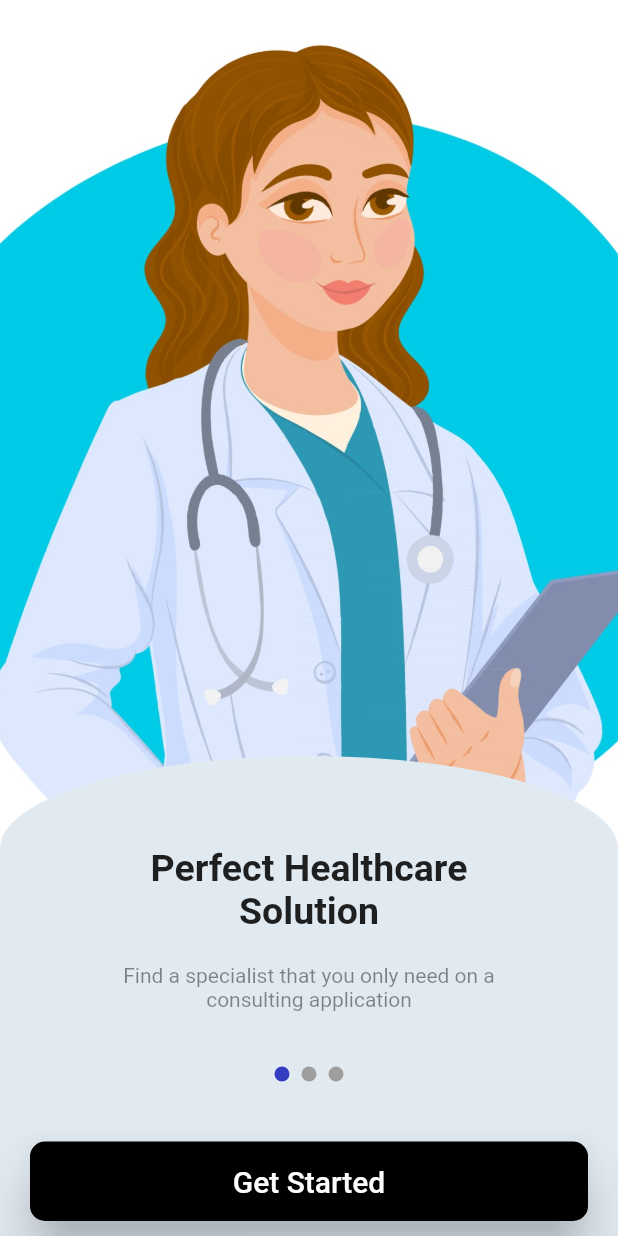
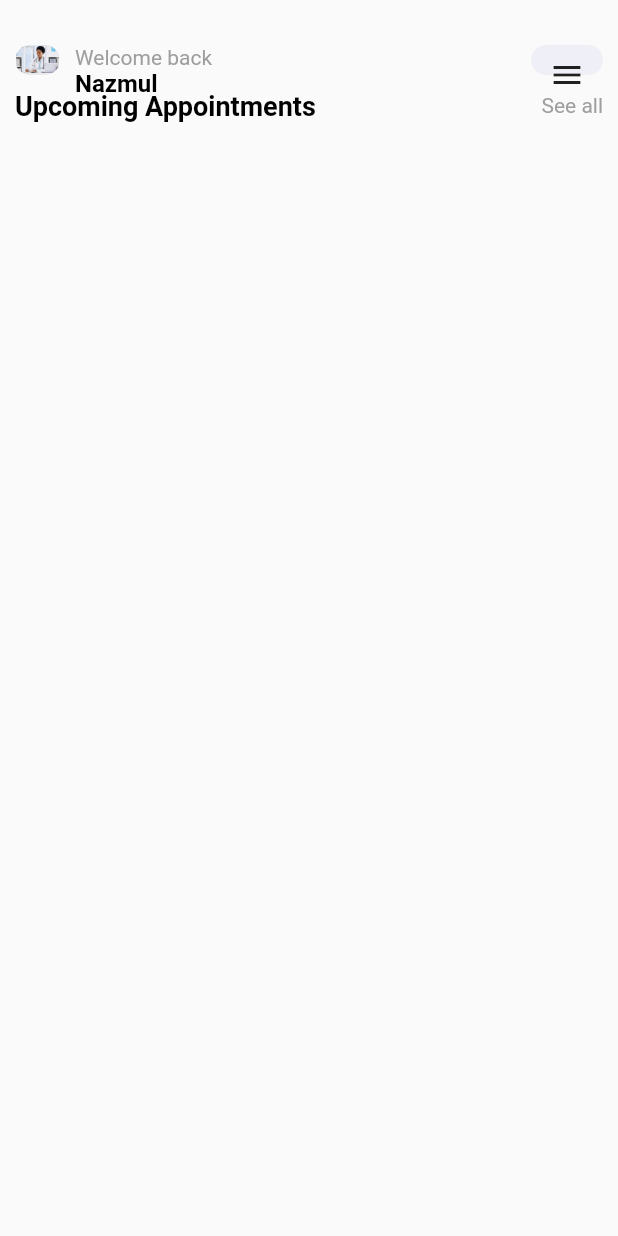
Before and after one commit to Vcky4/KoraplayTest, a Flutter app: the screen it shows after launch, after a tap on "Get Started", on a phone screen of 412 x 824 dp. Run offline on Flutter 3.47's test engine with Material 2 defaults, Android fonts, the phone set to English and light mode, and no system bars; drawn by our look-alikes of smooth_page_indicator.

Commit message:
home screen

```diff
--- a/koraplay_test/lib/color.dart
+++ b/koraplay_test/lib/color.dart
@@ -1,6 +1,7 @@
 import 'package:flutter/material.dart';
 
 const primaryColor = Color(0xFF363cc0);
+const primaryColorVariant = Color(0xf363cc0);
 const black = Color(0xFF000000);
 const white = Color(0xFFe2eaf1);
 
--- a/koraplay_test/lib/main.dart
+++ b/koraplay_test/lib/main.dart
@@ -30,88 +30,3 @@ class MyApp extends StatelessWidget {
     );
   }
 }
-
-class MyHomePage extends StatefulWidget {
-  const MyHomePage({Key? key, required this.title}) : super(key: key);
-
-  // This widget is the home page of your application. It is stateful, meaning
-  // that it has a State object (defined below) that contains fields that affect
-  // how it looks.
-
-  // This class is the configuration for the state. It holds the values (in this
-  // case the title) provided by the parent (in this case the App widget) and
-  // used by the build method of the State. Fields in a Widget subclass are
-  // always marked "final".
-
-  final String title;
-
-  @override
-  State<MyHomePage> createState() => _MyHomePageState();
-}
-
-class _MyHomePageState extends State<MyHomePage> {
-  int _counter = 0;
-
-  void _incrementCounter() {
-    setState(() {
-      // This call to setState tells the Flutter framework that something has
-      // changed in this State, which causes it to rerun the build method below
-      // so that the display can reflect the updated values. If we changed
-      // _counter without calling setState(), then the build method would not be
-      // called again, and so nothing would appear to happen.
-      _counter++;
-    });
-  }
-
-  @override
-  Widget build(BuildContext context) {
-    // This method is rerun every time setState is called, for instance as done
-    // by the _incrementCounter method above.
-    //
-    // The Flutter framework has been optimized to make rerunning build methods
-    // fast, so that you can just rebuild anything that needs updating rather
-    // than having to individually change instances of widgets.
-    return Scaffold(
-      appBar: AppBar(
-        // Here we take the value from the MyHomePage object that was created by
-        // the App.build method, and use it to set our appbar title.
-        title: Text(widget.title),
-      ),
-      body: Center(
-        // Center is a layout widget. It takes a single child and positions it
-        // in the middle of the parent.
-        child: Column(
-          // Column is also a layout widget. It takes a list of children and
-          // arranges them vertically. By default, it sizes itself to fit its
-          // children horizontally, and tries to be as tall as its parent.
-          //
-          // Invoke "debug painting" (press "p" in the console, choose the
-          // "Toggle Debug Paint" action from the Flutter Inspector in Android
-          // Studio, or the "Toggle Debug Paint" command in Visual Studio Code)
-          // to see the wireframe for each widget.
-          //
-          // Column has various properties to control how it sizes itself and
-          // how it positions its children. Here we use mainAxisAlignment to
-          // center the children vertically; the main axis here is the vertical
-          // axis because Columns are vertical (the cross axis would be
-          // horizontal).
-          mainAxisAlignment: MainAxisAlignment.center,
-          children: <Widget>[
-            const Text(
-              'You have pushed the button this many times:',
-            ),
-            Text(
-              '$_counter',
-              style: Theme.of(context).textTheme.headline4,
-            ),
-          ],
-        ),
-      ),
-      floatingActionButton: FloatingActionButton(
-        onPressed: _incrementCounter,
-        tooltip: 'Increment',
-        child: const Icon(Icons.add),
-      ), // This trailing comma makes auto-formatting nicer for build methods.
-    );
-  }
-}
--- /dev/null
+++ b/koraplay_test/lib/screens/Home.dart
@@ -0,0 +1,89 @@
+import 'package:flutter/material.dart';
+import 'package:koraplay_test/color.dart';
+
+class Home extends StatefulWidget {
+  const Home({Key? key}) : super(key: key);
+
+  @override
+  State<Home> createState() => _HomeState();
+}
+
+class _HomeState extends State<Home> {
+  final preferredSize = const Size.fromHeight(50);
+
+  @override
+  Widget build(BuildContext context) {
+    return Scaffold(
+      appBar: PreferredSize(
+        preferredSize: preferredSize,
+        child: Padding(
+          padding: const EdgeInsets.only(top: 30, right: 10),
+          child:
+              Row(mainAxisAlignment: MainAxisAlignment.spaceBetween, children: [
+            Row(children: [
+              Padding(
+                padding: const EdgeInsets.symmetric(horizontal: 10),
+                child: ClipRRect(
+                  borderRadius: BorderRadius.circular(30),
+                  child: const Image(
+                    image: AssetImage('asset/profile1.jpg'),
+                    fit: BoxFit.fitHeight,
+                    height: 30,
+                    width: 30,
+                  ),
+                ),
+              ),
+              Column(
+                crossAxisAlignment: CrossAxisAlignment.start,
+                mainAxisSize: MainAxisSize.min,
+                children: const [
+                  Text(
+                    'Welcome back',
+                    style: TextStyle(color: Colors.grey),
+                  ),
+                  Text(
+                    'Nazmul',
+                    style: TextStyle(
+                        color: Colors.black,
+                        fontSize: 16,
+                        fontWeight: FontWeight.bold),
+                  ),
+                ],
+              ),
+            ]),
+            Container(
+              decoration: const BoxDecoration(
+                  borderRadius: BorderRadius.all(Radius.circular(10)),
+                  color: primaryColorVariant),
+              child: IconButton(
+                icon: const Icon(Icons.menu),
+                onPressed: () {},
+              ),
+            ),
+          ]),
+        ),
+      ),
+      body: Padding(
+        padding: const EdgeInsets.all(10),
+        child: Column(
+          children: [
+            Row(
+              mainAxisAlignment: MainAxisAlignment.spaceBetween,
+              children: const [
+                Text(
+                  'Upcoming Appointments',
+                  style: TextStyle(
+                      color: black, fontSize: 18, fontWeight: FontWeight.bold),
+                ),
+                Text(
+                  'See all',
+                  style: TextStyle(color: Colors.grey, fontSize: 14),
+                )
+              ],
+            )
+          ],
+        ),
+      ),
+    );
+  }
+}
--- a/koraplay_test/lib/screens/onboarding.dart
+++ b/koraplay_test/lib/screens/onboarding.dart
@@ -1,5 +1,6 @@
 import 'package:flutter/material.dart';
 import 'package:koraplay_test/color.dart';
+import 'package:koraplay_test/screens/Home.dart';
 import 'package:smooth_page_indicator/smooth_page_indicator.dart';
 
 class OnbardingPage extends StatefulWidget {
@@ -35,21 +36,21 @@ class _OnbardingPageState extends State<OnbardingPage> {
       );
 
   Widget _itemBuilder1(BuildContext context, int index) {
-    Color color;
+    String image;
     switch (index % 10) {
       case 2:
-        color = Colors.red;
+        image = 'asset/doctor.jpg';
         break;
       case 1:
-        color = Colors.blue;
+        image = 'asset/doctor2.jpg';
         break;
       default:
-        color = Colors.green;
+        image = 'asset/doctor.jpg';
     }
     return Container(
-      decoration: const BoxDecoration(
+      decoration: BoxDecoration(
           image: DecorationImage(
-              image: AssetImage('asset/doctor.jpg'), fit: BoxFit.cover)),
+              image: AssetImage(image), fit: BoxFit.cover)),
     );
   }
 
@@ -152,7 +153,7 @@ class _OnbardingPageState extends State<OnbardingPage> {
                 width: double.maxFinite,
                 child: ElevatedButton(
                   onPressed: () {
-                    // Navigator.push(context, MaterialPageRoute(builder: (context) => const CreateAccount()));
+                    Navigator.push(context, MaterialPageRoute(builder: (context) => const Home()));
                   },
                   style: ElevatedButton.styleFrom(
                     primary: black,
--- a/koraplay_test/pubspec.yaml
+++ b/koraplay_test/pubspec.yaml
@@ -63,7 +63,8 @@ flutter:
   # To add assets to your application, add an assets section, like this:
   assets:
     - asset/doctor.jpg
-#     - images/a_dot_ham.jpeg
+    - asset/doctor2.jpg
+    - asset/profile1.jpg
 
   # An image asset can refer to one or more resolution-specific "variants", see
   # https://flutter.dev/assets-and-images/#resolution-aware
```
Also changed, not shown: koraplay_test/asset/doctor2.jpg (added), koraplay_test/asset/profile1.jpg (added).
